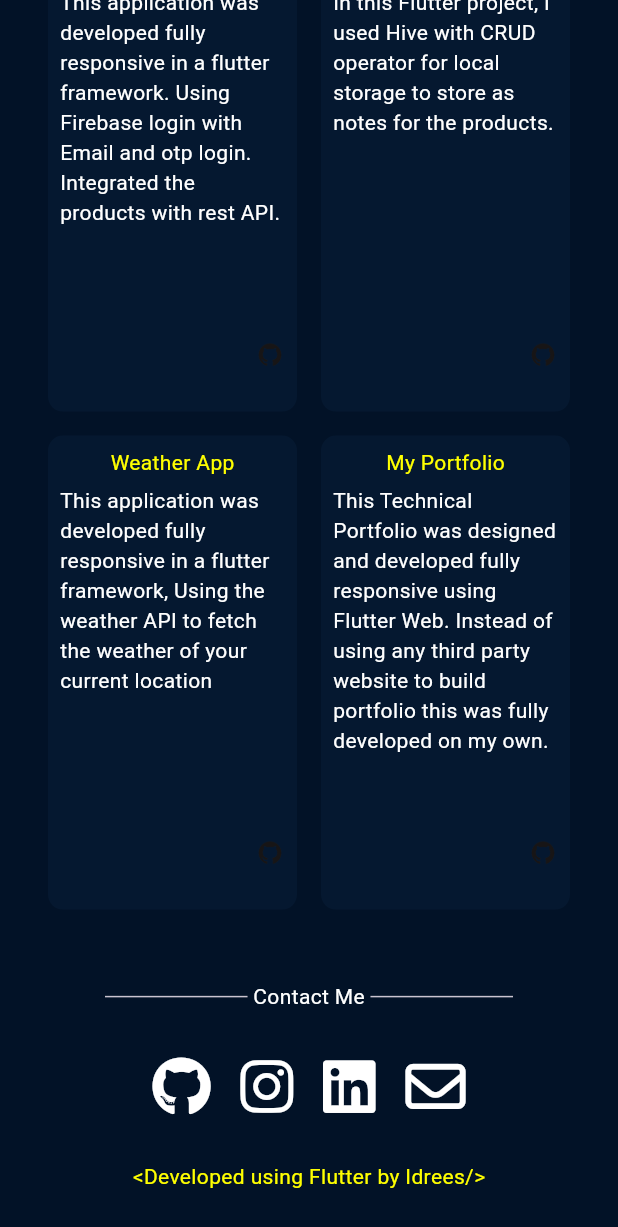
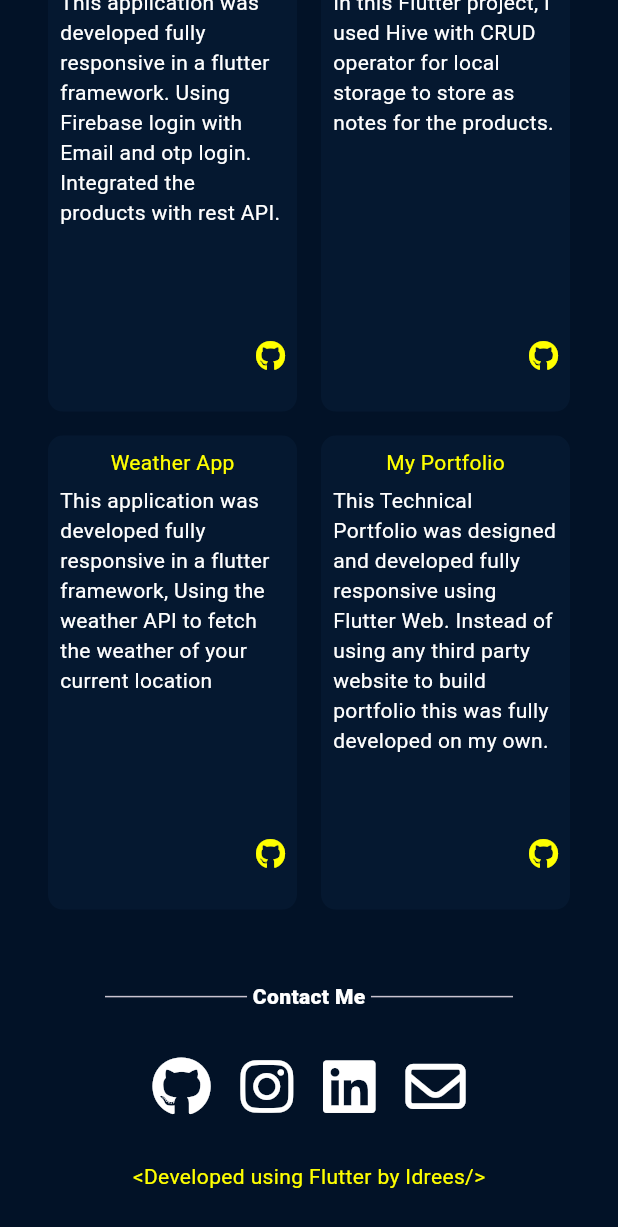
Before and after one commit to idreesmohammed/portfolio2.0, a Flutter app: the screen it shows after launch, scrolled down 2050 dp, on a phone screen of 412 x 824 dp. Shown: the top 1227 px of the screen. Run offline on Flutter 3.47's test engine with Material 3 defaults, Android fonts, the phone set to English and light mode, and no system bars; our stand-ins replace firebase_analytics, firebase_core, flip_card, flutter_bloc, font_awesome_flutter; missing offline and left inert: dart:js; accounts and stored records are empty; project files that could hold a hidden picture were left out.

Commit message:
all latest changes till July 7th

```diff
--- a/lib/helper_widgets.dart/custom_divider.dart
+++ b/lib/helper_widgets.dart/custom_divider.dart
@@ -14,7 +14,8 @@ class CustomDivider extends StatelessWidget {
           const Expanded(child: Divider()),
           Text(
             " $text ",
-            style: const TextStyle(color: Colors.white),
+            style: const TextStyle(
+                color: Colors.white, fontWeight: FontWeight.w900),
           ),
           const Expanded(child: Divider()),
         ],
--- a/lib/helper_widgets.dart/projects_mobile.dart
+++ b/lib/helper_widgets.dart/projects_mobile.dart
@@ -1,8 +1,14 @@
+// ignore_for_file: avoid_web_libraries_in_flutter
+
+import 'package:firebase_analytics/firebase_analytics.dart';
 import 'package:flutter/material.dart';
+import 'package:font_awesome_flutter/font_awesome_flutter.dart';
 import 'package:idreesportfolio/helper_class.dart';
+import 'dart:js' as js;
 
 class ProjectsMobileView extends StatelessWidget {
-  const ProjectsMobileView({super.key});
+  ProjectsMobileView({super.key});
+  final analytics = FirebaseAnalytics.instance;
 
   @override
   Widget build(BuildContext context) {
@@ -69,10 +75,17 @@ class ProjectsMobileView extends StatelessWidget {
                   const SizedBox(height: 10),
                   Align(
                     alignment: Alignment.bottomRight,
-                    child: Image.asset(
-                      "assets/GitHub-Mark-ea2971cee799-removebg-preview.png",
-                      height: 20,
-                      width: 20,
+                    child: InkWell(
+                      onTap: () {
+                        analytics.logEvent(name: 'Users looking');
+                        js.context.callMethod(
+                            'open', [HelperClass.gitHubProjectLink[list]]);
+                      },
+                      child: const FaIcon(
+                        FontAwesomeIcons.github,
+                        size: 20,
+                        color: Colors.yellowAccent,
+                      ),
                     ),
                   ),
                   const SizedBox(height: 20),
--- a/lib/landing_page.dart
+++ b/lib/landing_page.dart
@@ -29,7 +29,6 @@ class _LandingPageState extends State<LandingPage> {
   @override
   Widget build(BuildContext context) {
     return LayoutBuilder(builder: (context, BoxConstraints boxConstraints) {
-      print(boxConstraints);
       return Scaffold(
         backgroundColor: const Color(0xff021227),
         key: scaffoldKey,
@@ -110,7 +109,7 @@ class _LandingPageState extends State<LandingPage> {
   void scrollSection(int headerIndex) {
     if (headerIndex == 4) {
       js.context.callMethod('open', [
-        'https://drive.google.com/file/d/1hRTjTMp-l71xCyEseFOZXPSNeA07qGxe/view?usp=drivesdk'
+        'https://drive.google.com/file/d/1XMJYVf_q882VPlkS6_87VBlwbpkuJrLi/view?usp=sharing'
       ]);
       return;
     }
--- a/lib/loading_page.dart
+++ b/lib/loading_page.dart
@@ -1,3 +1,4 @@
+import 'package:firebase_analytics/firebase_analytics.dart';
 import 'package:flutter/material.dart';
 import 'package:idreesportfolio/landing_page.dart';
 
@@ -9,6 +10,8 @@ class LoadingScreen extends StatefulWidget {
 }
 
 class _LoadingScreenState extends State<LoadingScreen> {
+  FirebaseAnalytics analytics = FirebaseAnalytics.instance;
+
   @override
   void initState() {
     Future.delayed(const Duration(seconds: 2), () {
@@ -18,11 +21,14 @@ class _LoadingScreenState extends State<LoadingScreen> {
             builder: (context) => const LandingPage(),
           ));
     });
+    analytics.setAnalyticsCollectionEnabled(true);
+
     super.initState();
   }
 
   @override
   Widget build(BuildContext context) {
+    analytics.logEvent(name: 'Users looking');
     return Scaffold(
       backgroundColor: const Color(0xff021227),
       body: LayoutBuilder(builder: (context, constraints) {
--- /dev/null
+++ b/package.json
@@ -0,0 +1,5 @@
+{
+  "dependencies": {
+    "firebase": "^10.8.0"
+  }
+}
--- a/pubspec.yaml
+++ b/pubspec.yaml
@@ -32,7 +32,8 @@ dependencies:
     sdk: flutter
   flip_card: ^0.7.0
   flutter_bloc: ^8.1.2
-
+  firebase_core: ^2.25.4
+  firebase_analytics: ^10.8.5
 
   # The following adds the Cupertino Icons font to your application.
   # Use with the CupertinoIcons class for iOS style icons.
@@ -50,7 +51,7 @@ dev_dependencies:
   # activated in the `analysis_options.yaml` file located at the root of your
   # package. See that file for information about deactivating specific lint
   # rules and activating additional ones.
-  flutter_lints: ^2.0.0
+  flutter_lints: ^3.0.1
 
 # For information on the generic Dart part of this file, see the
 # following page: https://dart.dev/tools/pub/pubspec
```
Also changed, not shown: lib/helper_class.dart (+8 -0 lines), lib/helper_widgets.dart/projects_web.dart (+13 -4 lines), lib/main.dart (+9 -1 lines), package-lock.json (added), pubspec.lock, 4 other files.
